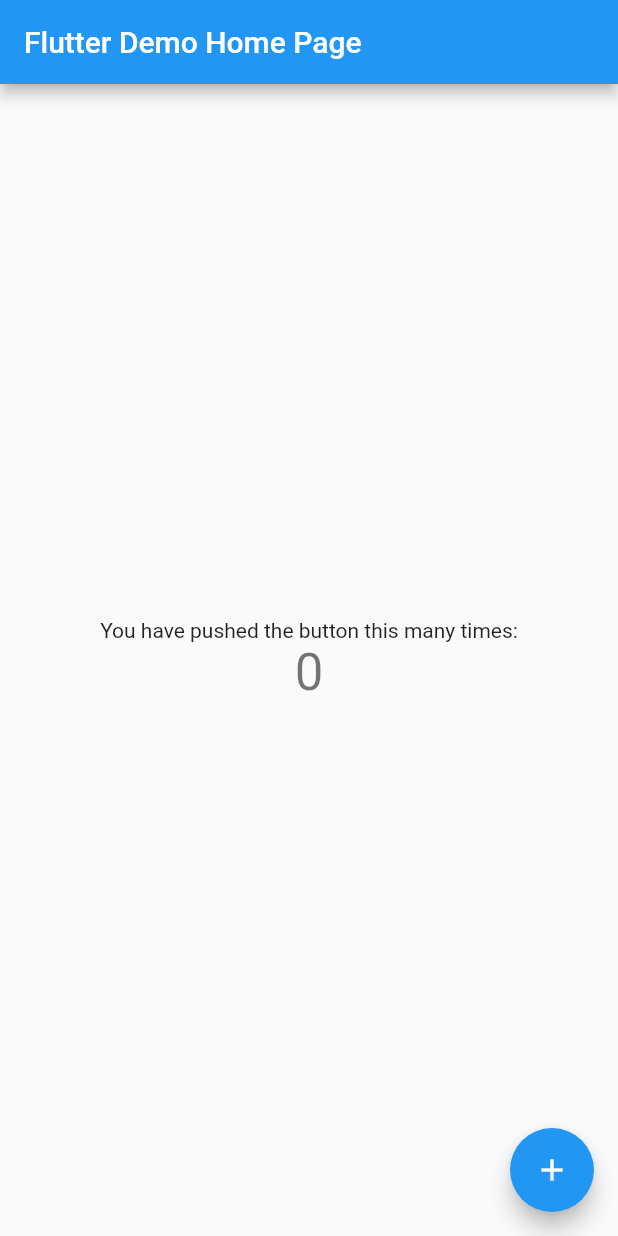
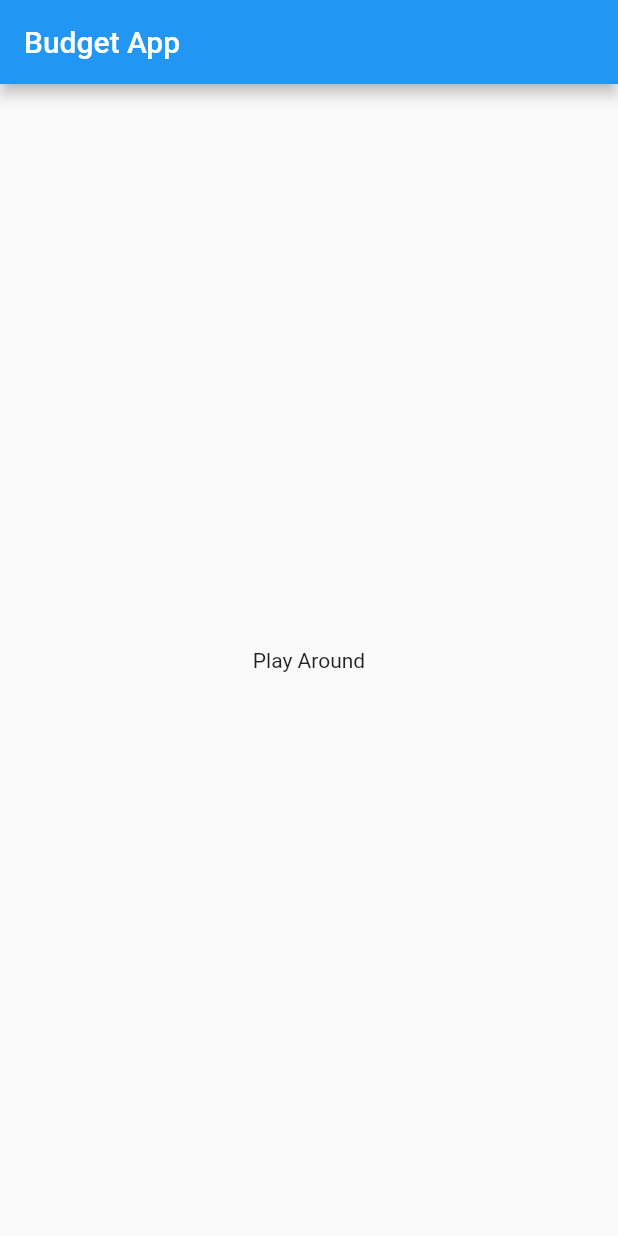
Before and after one commit to Siddharth-rajput2201/Weekly-Budget-App, a Flutter app: the screen it shows after launch, on a phone screen of 412 x 824 dp. Run offline on Flutter 3.47's test engine with Material 2 defaults, Android fonts, the phone set to English and light mode, and no system bars.

Commit message:
Basic Layout

```diff
--- a/lib/main.dart
+++ b/lib/main.dart
@@ -1,117 +1,30 @@
 import 'package:flutter/material.dart';
 
-void main() {
+void main()
+{
   runApp(MyApp());
 }
 
 class MyApp extends StatelessWidget {
-  // This widget is the root of your application.
   @override
   Widget build(BuildContext context) {
     return MaterialApp(
-      title: 'Flutter Demo',
-      theme: ThemeData(
-        // This is the theme of your application.
-        //
-        // Try running your application with "flutter run". You'll see the
-        // application has a blue toolbar. Then, without quitting the app, try
-        // changing the primarySwatch below to Colors.green and then invoke
-        // "hot reload" (press "r" in the console where you ran "flutter run",
-        // or simply save your changes to "hot reload" in a Flutter IDE).
-        // Notice that the counter didn't reset back to zero; the application
-        // is not restarted.
-        primarySwatch: Colors.blue,
-        // This makes the visual density adapt to the platform that you run
-        // the app on. For desktop platforms, the controls will be smaller and
-        // closer together (more dense) than on mobile platforms.
-        visualDensity: VisualDensity.adaptivePlatformDensity,
-      ),
-      home: MyHomePage(title: 'Flutter Demo Home Page'),
+      title: "Budget App",
+      home: MyHomepage(),
     );
   }
 }
 
-class MyHomePage extends StatefulWidget {
-  MyHomePage({Key key, this.title}) : super(key: key);
-
-  // This widget is the home page of your application. It is stateful, meaning
-  // that it has a State object (defined below) that contains fields that affect
-  // how it looks.
-
-  // This class is the configuration for the state. It holds the values (in this
-  // case the title) provided by the parent (in this case the App widget) and
-  // used by the build method of the State. Fields in a Widget subclass are
-  // always marked "final".
-
-  final String title;
-
-  @override
-  _MyHomePageState createState() => _MyHomePageState();
-}
-
-class _MyHomePageState extends State<MyHomePage> {
-  int _counter = 0;
-
-  void _incrementCounter() {
-    setState(() {
-      // This call to setState tells the Flutter framework that something has
-      // changed in this State, which causes it to rerun the build method below
-      // so that the display can reflect the updated values. If we changed
-      // _counter without calling setState(), then the build method would not be
-      // called again, and so nothing would appear to happen.
-      _counter++;
-    });
-  }
-
+class MyHomepage extends StatelessWidget {
   @override
   Widget build(BuildContext context) {
-    // This method is rerun every time setState is called, for instance as done
-    // by the _incrementCounter method above.
-    //
-    // The Flutter framework has been optimized to make rerunning build methods
-    // fast, so that you can just rebuild anything that needs updating rather
-    // than having to individually change instances of widgets.
     return Scaffold(
       appBar: AppBar(
-        // Here we take the value from the MyHomePage object that was created by
-        // the App.build method, and use it to set our appbar title.
-        title: Text(widget.title),
+        title: Text("Budget App"),
       ),
       body: Center(
-        // Center is a layout widget. It takes a single child and positions it
-        // in the middle of the parent.
-        child: Column(
-          // Column is also a layout widget. It takes a list of children and
-          // arranges them vertically. By default, it sizes itself to fit its
-          // children horizontally, and tries to be as tall as its parent.
-          //
-          // Invoke "debug painting" (press "p" in the console, choose the
-          // "Toggle Debug Paint" action from the Flutter Inspector in Android
-          // Studio, or the "Toggle Debug Paint" command in Visual Studio Code)
-          // to see the wireframe for each widget.
-          //
-          // Column has various properties to control how it sizes itself and
-          // how it positions its children. Here we use mainAxisAlignment to
-          // center the children vertically; the main axis here is the vertical
-          // axis because Columns are vertical (the cross axis would be
-          // horizontal).
-          mainAxisAlignment: MainAxisAlignment.center,
-          children: <Widget>[
-            Text(
-              'You have pushed the button this many times:',
-            ),
-            Text(
-              '$_counter',
-              style: Theme.of(context).textTheme.headline4,
-            ),
-          ],
-        ),
+        child: Text("Play Around"),
       ),
-      floatingActionButton: FloatingActionButton(
-        onPressed: _incrementCounter,
-        tooltip: 'Increment',
-        child: Icon(Icons.add),
-      ), // This trailing comma makes auto-formatting nicer for build methods.
     );
   }
 }
```
